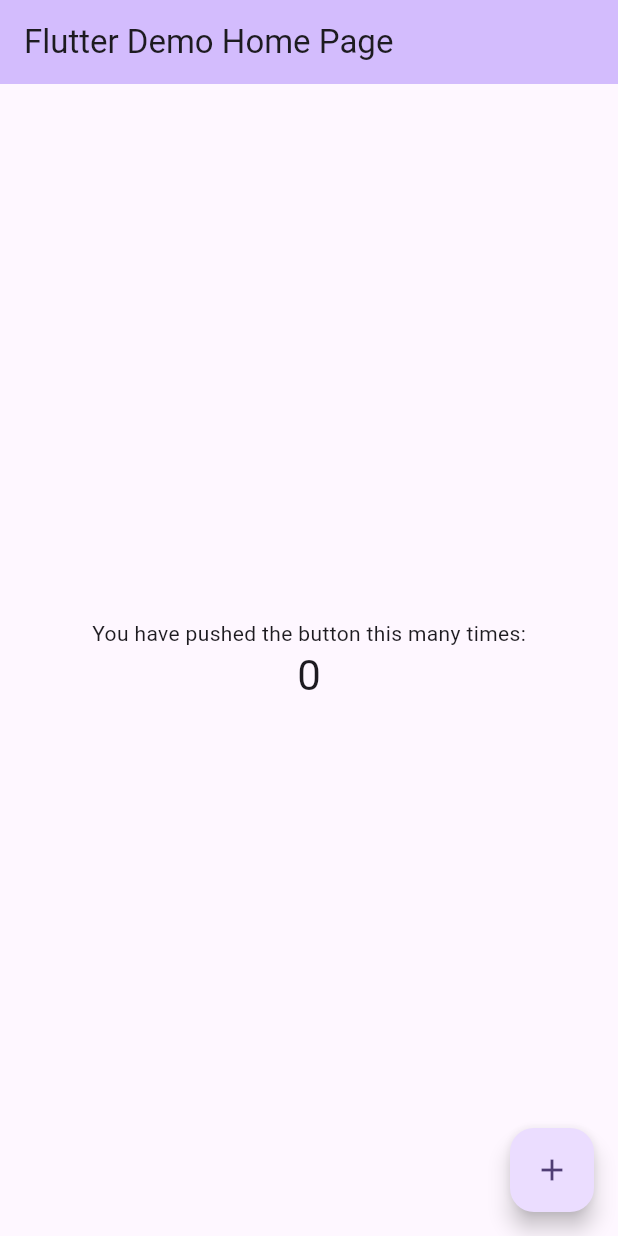
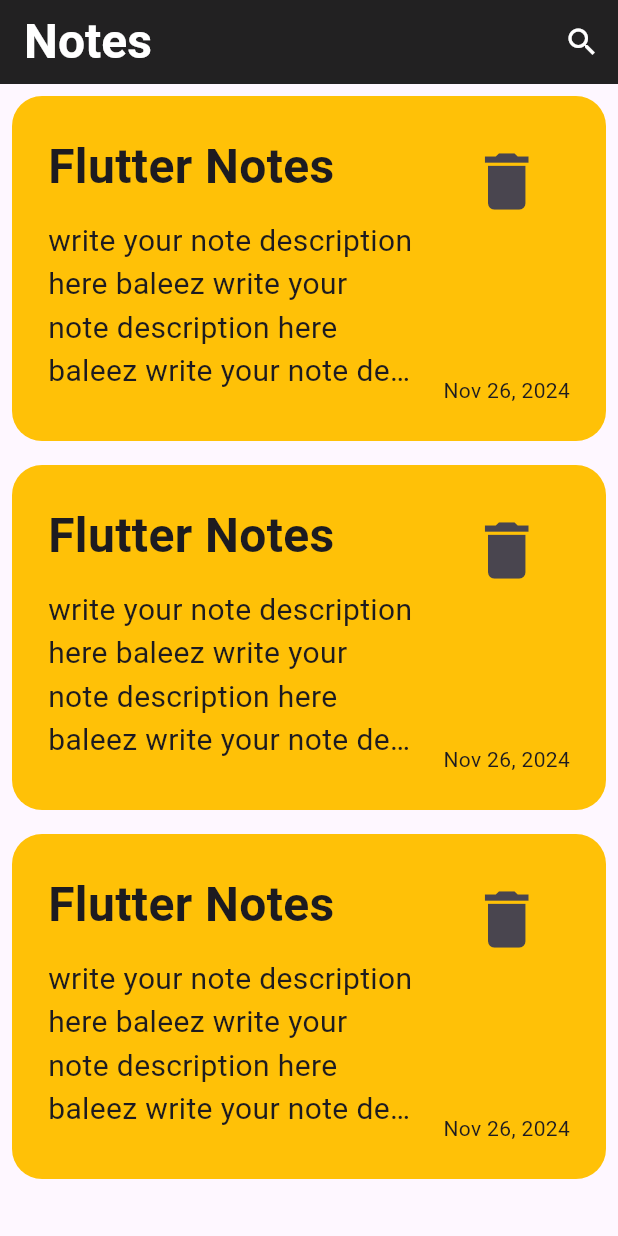
Before and after one commit to OsamaAliLasheen/notes_app, a Flutter app: the screen it shows after launch, on a phone screen of 412 x 824 dp. Run offline on Flutter 3.47's test engine with Material 3 defaults, Android fonts, the phone set to English and light mode, and no system bars.

Commit message:
Refactor main.dart and add new screens and widgets for notes app
- Updated `main.dart` to use `NotesApp` instead of `MyApp`.
- Removed default Flutter demo code and added routing for `HomePage`.
- Created `HomePage` in `lib/screens/home_page.dart`.
- Created `NoteContainer` in `lib/widgets/note_container.dart` for displaying notes.
- Added `intl` dependency for date formatting in `pubspec.yaml` and `pubspec.lock`.
- Updated `widget_test.dart` to use `NotesApp` for testing.

```diff
--- a/lib/main.dart
+++ b/lib/main.dart
@@ -1,125 +1,26 @@
 import 'package:flutter/material.dart';
+import 'package:notes_app/screens/home_page.dart';
 
 void main() {
-  runApp(const MyApp());
+  runApp(const NotesApp());
 }
 
-class MyApp extends StatelessWidget {
-  const MyApp({super.key});
+class NotesApp extends StatelessWidget {
+  const NotesApp({super.key});
 
-  // This widget is the root of your application.
   @override
   Widget build(BuildContext context) {
     return MaterialApp(
-      title: 'Flutter Demo',
+      debugShowCheckedModeBanner: false,
       theme: ThemeData(
-        // This is the theme of your application.
-        //
-        // TRY THIS: Try running your application with "flutter run". You'll see
-        // the application has a purple toolbar. Then, without quitting the app,
-        // try changing the seedColor in the colorScheme below to Colors.green
-        // and then invoke "hot reload" (save your changes or press the "hot
-        // reload" button in a Flutter-supported IDE, or press "r" if you used
-        // the command line to start the app).
-        //
-        // Notice that the counter didn't reset back to zero; the application
-        // state is not lost during the reload. To reset the state, use hot
-        // restart instead.
-        //
-        // This works for code too, not just values: Most code changes can be
-        // tested with just a hot reload.
-        colorScheme: ColorScheme.fromSeed(seedColor: Colors.deepPurple),
-        useMaterial3: true,
-      ),
-      home: const MyHomePage(title: 'Flutter Demo Home Page'),
+          useMaterial3: true,
+          appBarTheme: const AppBarTheme(
+            backgroundColor: Colors.black87,
+          )),
+      routes: {
+        HomePage.id: (context) => HomePage(),
+      },
+      initialRoute: HomePage.id,
     );
   }
 }
-
-class MyHomePage extends StatefulWidget {
-  const MyHomePage({super.key, required this.title});
-
-  // This widget is the home page of your application. It is stateful, meaning
-  // that it has a State object (defined below) that contains fields that affect
-  // how it looks.
-
-  // This class is the configuration for the state. It holds the values (in this
-  // case the title) provided by the parent (in this case the App widget) and
-  // used by the build method of the State. Fields in a Widget subclass are
-  // always marked "final".
-
-  final String title;
-
-  @override
-  State<MyHomePage> createState() => _MyHomePageState();
-}
-
-class _MyHomePageState extends State<MyHomePage> {
-  int _counter = 0;
-
-  void _incrementCounter() {
-    setState(() {
-      // This call to setState tells the Flutter framework that something has
-      // changed in this State, which causes it to rerun the build method below
-      // so that the display can reflect the updated values. If we changed
-      // _counter without calling setState(), then the build method would not be
-      // called again, and so nothing would appear to happen.
-      _counter++;
-    });
-  }
-
-  @override
-  Widget build(BuildContext context) {
-    // This method is rerun every time setState is called, for instance as done
-    // by the _incrementCounter method above.
-    //
-    // The Flutter framework has been optimized to make rerunning build methods
-    // fast, so that you can just rebuild anything that needs updating rather
-    // than having to individually change instances of widgets.
-    return Scaffold(
-      appBar: AppBar(
-        // TRY THIS: Try changing the color here to a specific color (to
-        // Colors.amber, perhaps?) and trigger a hot reload to see the AppBar
-        // change color while the other colors stay the same.
-        backgroundColor: Theme.of(context).colorScheme.inversePrimary,
-        // Here we take the value from the MyHomePage object that was created by
-        // the App.build method, and use it to set our appbar title.
-        title: Text(widget.title),
-      ),
-      body: Center(
-        // Center is a layout widget. It takes a single child and positions it
-        // in the middle of the parent.
-        child: Column(
-          // Column is also a layout widget. It takes a list of children and
-          // arranges them vertically. By default, it sizes itself to fit its
-          // children horizontally, and tries to be as tall as its parent.
-          //
-          // Column has various properties to control how it sizes itself and
-          // how it positions its children. Here we use mainAxisAlignment to
-          // center the children vertically; the main axis here is the vertical
-          // axis because Columns are vertical (the cross axis would be
-          // horizontal).
-          //
-          // TRY THIS: Invoke "debug painting" (choose the "Toggle Debug Paint"
-          // action in the IDE, or press "p" in the console), to see the
-          // wireframe for each widget.
-          mainAxisAlignment: MainAxisAlignment.center,
-          children: <Widget>[
-            const Text(
-              'You have pushed the button this many times:',
-            ),
-            Text(
-              '$_counter',
-              style: Theme.of(context).textTheme.headlineMedium,
-            ),
-          ],
-        ),
-      ),
-      floatingActionButton: FloatingActionButton(
-        onPressed: _incrementCounter,
-        tooltip: 'Increment',
-        child: const Icon(Icons.add),
-      ), // This trailing comma makes auto-formatting nicer for build methods.
-    );
-  }
-}
--- /dev/null
+++ b/lib/screens/home_page.dart
@@ -0,0 +1,30 @@
+import 'package:flutter/material.dart';
+import 'package:notes_app/widgets/note_container.dart';
+
+class HomePage extends StatelessWidget {
+ const HomePage({super.key});
+  static const id = '/homePage';
+
+  @override
+  Widget build(BuildContext context) {
+    return Scaffold(
+        appBar: AppBar(
+          title: const Text(
+            'Notes',
+            style: TextStyle(
+                fontSize: 32, fontWeight: FontWeight.bold, color: Colors.white),
+          ),
+          actions: [
+            IconButton(
+              onPressed: () {},
+              icon: const Icon(
+                Icons.search,
+                color: Colors.white,
+              ),
+            )
+          ],
+        ),
+        body: ListView(
+            children: [NoteContainer(), NoteContainer(), NoteContainer()]));
+  }
+}
--- /dev/null
+++ b/lib/widgets/note_container.dart
@@ -0,0 +1,63 @@
+import 'package:flutter/material.dart';
+import 'package:intl/intl.dart';
+
+class NoteContainer extends StatelessWidget {
+  NoteContainer({super.key});
+  final date = DateFormat("MMM d, y").format(DateTime.now());
+
+  @override
+  Widget build(BuildContext context) {
+    return Padding(
+      padding: const EdgeInsets.all(8.0),
+      child: Container(
+        height: 230,
+        width: 400,
+        decoration: BoxDecoration(
+          color: Colors.amber,
+          borderRadius: BorderRadius.circular(20),
+        ),
+        child: Padding(
+          padding: const EdgeInsets.all(24.0),
+          child: Row(
+            children: [
+              const Expanded(
+                child: Column(
+                  crossAxisAlignment: CrossAxisAlignment.start,
+                  children: [
+                    Text(
+                      'Flutter Notes',
+                      style:
+                          TextStyle(fontSize: 32, fontWeight: FontWeight.bold),
+                    ),
+                    SizedBox(height: 12),
+                    Text(
+                      'write your note description here baleez write your note description here baleez write your note description here baleez write your note description here baleez',
+                      style: TextStyle(fontSize: 20),
+                      maxLines: 4,
+                      overflow: TextOverflow
+                          .ellipsis,
+                    ),
+                  ],
+                ),
+              ),
+              const SizedBox(
+                width: 20,
+              ),
+              Column(
+                mainAxisAlignment: MainAxisAlignment.spaceBetween,
+                children: [
+                  IconButton(
+                    iconSize: 50,
+                    onPressed: () {},
+                    icon: const Icon(Icons.delete),
+                  ),
+                  Text(date),
+                ],
+              ),
+            ],
+          ),
+        ),
+      ),
+    );
+  }
+}
--- a/pubspec.yaml
+++ b/pubspec.yaml
@@ -35,6 +35,7 @@ dependencies:
   # The following adds the Cupertino Icons font to your application.
   # Use with the CupertinoIcons class for iOS style icons.
   cupertino_icons: ^1.0.8
+  intl: ^0.20.0
 
 dev_dependencies:
   flutter_test:
```
Also changed, not shown: pubspec.lock, 1 other file.
